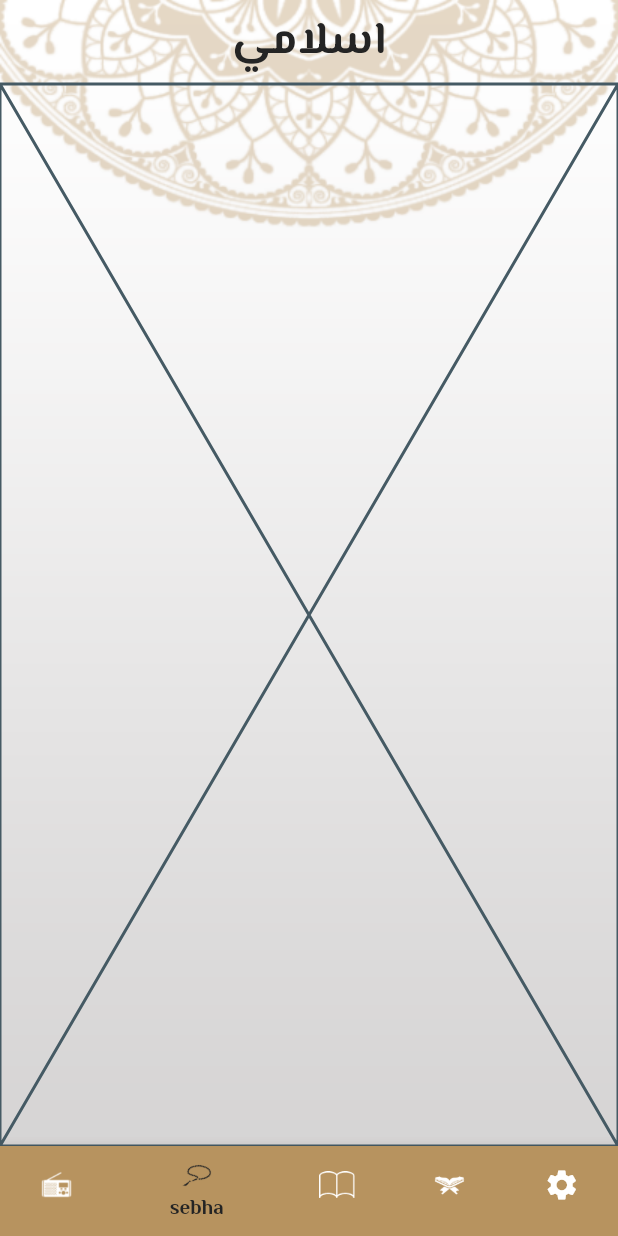
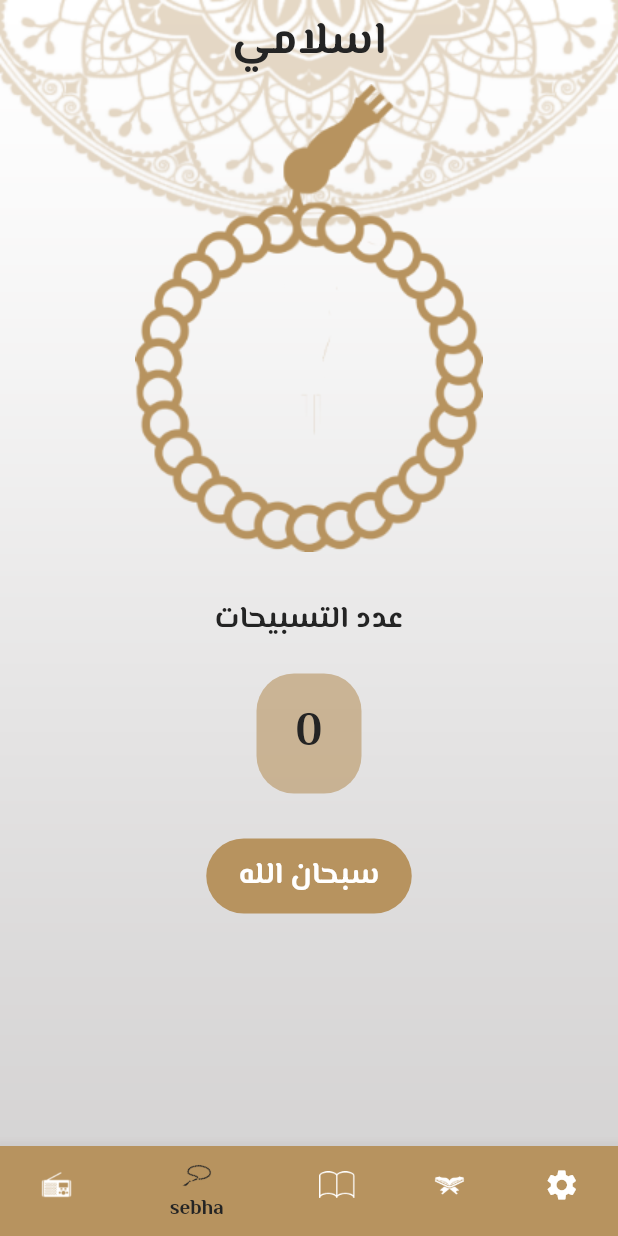
Before and after one commit to YasmineEmad/islami_app, a Flutter app: the screen it shows after launch, item 2 of the bottom bar chosen, on a phone screen of 412 x 824 dp. Run offline on Flutter 3.47's test engine with Material 2 defaults, Android fonts, the phone set to English and light mode, and no system bars; our stand-ins replace google_fonts.

Commit message:
Update sebha and radio

```diff
--- a/lib/my_theme.dart
+++ b/lib/my_theme.dart
@@ -8,7 +8,8 @@ class MyTheme {
   static ThemeData lightTheme = ThemeData(
       textTheme: TextTheme(
         bodyLarge: GoogleFonts.elMessiri(fontSize: 30,fontWeight: FontWeight.bold,color: blackColor),
-        bodyMedium: GoogleFonts.elMessiri(fontSize: 20,fontWeight: FontWeight.bold,color: blackColor)
+        bodyMedium: GoogleFonts.elMessiri(fontSize: 20,fontWeight: FontWeight.bold,color: blackColor),
+        bodySmall: GoogleFonts.elMessiri(fontSize: 20,fontWeight: FontWeight.bold,color: Colors.white),
       ),
       scaffoldBackgroundColor: Colors.transparent,
       appBarTheme: AppBarTheme(
--- a/lib/tabs/sebha.dart
+++ b/lib/tabs/sebha.dart
@@ -1,10 +1,59 @@
 import 'package:flutter/material.dart';
+import 'package:islami_app/my_theme.dart';
 
-class SebhaTab extends StatelessWidget {
-  const SebhaTab({super.key});
+class SebhaTab extends StatefulWidget {
+  @override
+  State<SebhaTab> createState() => _SebhaTabState();
+}
+
+class _SebhaTabState extends State<SebhaTab> {
+  int counter =0;
+  int index =0;
+   List<String> azkar = ["سبحان الله","الحمدلله","لا اله الا الله","الله اكبر"];
 
   @override
   Widget build(BuildContext context) {
-    return const Placeholder();
+    return Column(
+      children:[
+        InkWell(
+          onTap: () {
+            setState(() {
+              counter++;
+              if(counter == 34){
+                counter =0;
+                if(index <=2){
+                  index ++;
+                }else{
+                  index =0;
+                }
+              }
+            });
+          },
+            child: Center(child: Image.asset("assets/images/sebhaLogo.png",))),
+        Padding(
+          padding: const EdgeInsets.only(top: 30,bottom: 20),
+          child: Text("عدد التسبيحات",style: Theme.of(context).textTheme.bodyMedium,),
+        ),
+        Container(
+          alignment: Alignment.center,
+          height: 80,
+            width: 70,
+            decoration: BoxDecoration(
+              borderRadius: BorderRadius.circular(25),
+              color: MyTheme.primary.withOpacity(0.6)
+            ),
+            child: Text("$counter",style: Theme.of(context).textTheme.bodyLarge,)),
+        Container(
+          height: 50,
+            width: 137,
+            margin: EdgeInsets.only(top: 30),
+            alignment: Alignment.center,
+            decoration: BoxDecoration(
+              borderRadius: BorderRadius.circular(25),
+              color: MyTheme.primary,
+            ),
+            child: Text(azkar[index],style: Theme.of(context).textTheme.bodySmall),)
+      ]
+    );
   }
 }
```
Also changed, not shown: lib/tabs/radio.dart (+13 -1 lines), assets/images/2.0x/play_icons@2x.png (added), assets/images/2.0x/radio_image@2x.png (added), assets/images/2.0x/sebhaLogo@2x.png (added), assets/images/3.0x/play_icons@3x.png (added), assets/images/3.0x/radio_image@3x.png (added), assets/images/3.0x/sebhaLogo@3x.png (added), assets/images/play_icons.png (added), assets/images/radio_image.png (added), assets/images/sebhaLogo.png (added).
